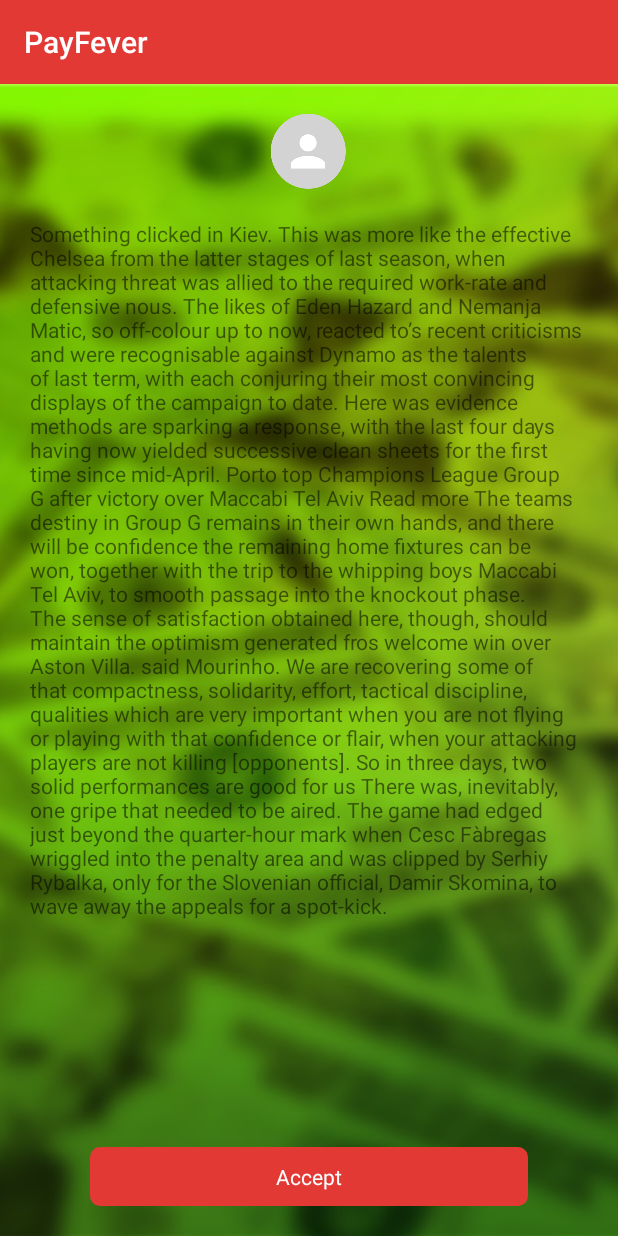
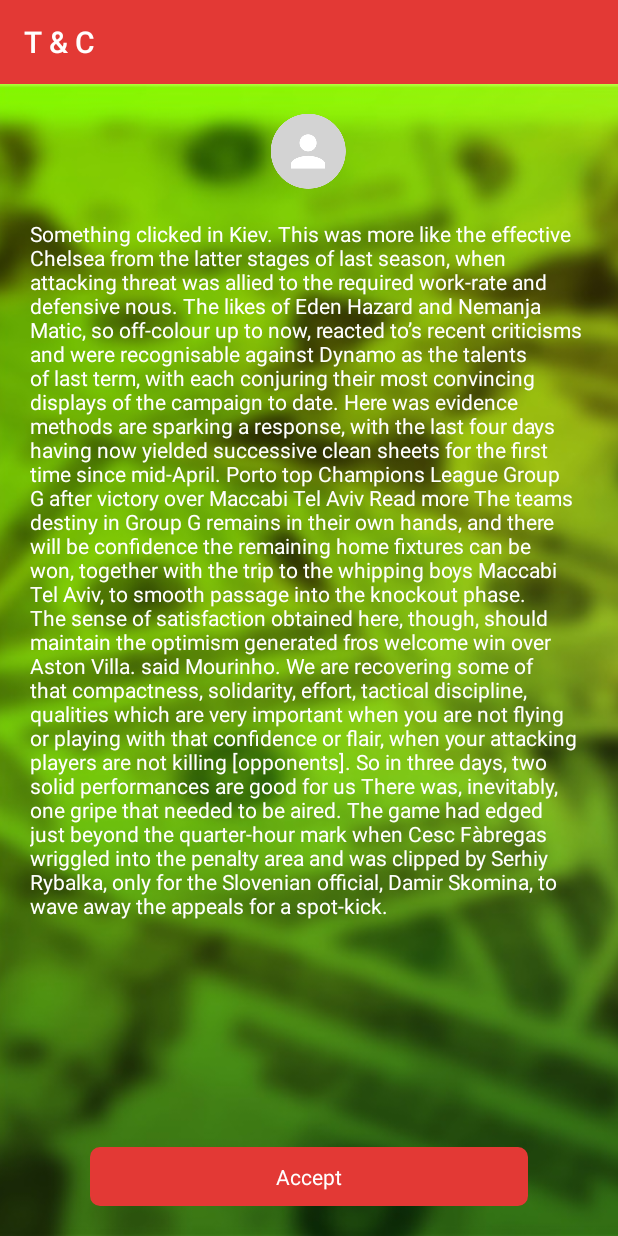
Before and after one commit to thinkmobiles/PayFever, an Android app: the fragment TermsConditionsFragment placed in its activity, on a phone screen of 412 x 824 dp. Run offline under Robolectric (Android 15) with nearby library versions, the phone set to English and light mode, and no system bars; libraries missing offline, so code that uses them is left out: com.google.i18n.phonenumbers, com.parse, rx.android.schedulers, rx.schedulers, rx.subscriptions; 2 statements that could not run were skipped.

Commit message:
change some design

```diff
--- a/app/src/main/java/com/payfever/presentation/fragment/terms_and_conditions/TermsConditionsPresenterImpl.java
+++ b/app/src/main/java/com/payfever/presentation/fragment/terms_and_conditions/TermsConditionsPresenterImpl.java
@@ -24,6 +24,7 @@ public final class TermsConditionsPresenterImpl implements TermsConditionsPresen
     @Override
     public void setView(TermsConditionsView _view) {
         mView = _view;
+        mView.setTitle();
     }
 
     @Override
--- a/app/src/main/res/color/alertdialog_text_selector.xml
+++ b/app/src/main/res/color/alertdialog_text_selector.xml
@@ -1,6 +1,6 @@
 <?xml version="1.0" encoding="utf-8"?>
 <selector xmlns:android="http://schemas.android.com/apk/res/android">
-    <item android:color="@color/colorAccent"
+    <item android:color="@color/colorPrimary"
         android:state_pressed="true" />
     <item android:color="@color/skip_contact_color_dialog_button" />
 </selector>
--- a/app/src/main/res/layout/fragment_terms_and_conditions.xml
+++ b/app/src/main/res/layout/fragment_terms_and_conditions.xml
@@ -30,6 +30,7 @@
             android:layout_marginLeft="@dimen/terms_and_conditions_text_margin"
             android:layout_marginRight="@dimen/terms_and_conditions_text_margin"
             android:textSize="@dimen/terms_and_conditions_text_size"
+            android:textColor="@android:color/white"
             android:text="@string/terms_and_conditions_text"/>
 
         <TextView
--- a/app/src/main/res/values/colors.xml
+++ b/app/src/main/res/values/colors.xml
@@ -8,11 +8,11 @@
     <color name="invite_contact_disable">#cfd0d2</color>
     <color name="skip_contact_color">#FF4B95CB</color>
     <color name="skip_contact_color_selected">#FF0C67A9</color>
-    <color name="skip_contact_color_dialog_background">#72865c</color>
-    <color name="skip_contact_color_dialog_button">#d6f7b2</color>
-    <color name="direct_sent_out_HMN">#FFBCBCBC</color>
-    <color name="pending_HMN">#FFDEDEDE</color>
-    <color name="expired_HMN">#FFF3F3F3</color>
+    <color name="skip_contact_color_dialog_background">#106bae</color>
+    <color name="skip_contact_color_dialog_button">#FF66B9F5</color>
+    <color name="direct_sent_out_HMN">#FF00A551</color>
+    <color name="pending_HMN">#FF8ECF6D</color>
+    <color name="expired_HMN">#FFDAE692</color>
     <color name="checkbox_selected">#12a342</color>
     <color name="fab_color">@color/colorPrimary</color>
     <color name="color_log_in_uncheked">#4b95cc</color>
--- a/app/src/main/res/values/dimens.xml
+++ b/app/src/main/res/values/dimens.xml
@@ -8,14 +8,14 @@
     <dimen name="contact_avatar_margin_right">10dp</dimen>
     <dimen name="contact_avatar_margin_vertical">5dp</dimen>
     <dimen name="app_item_text_margin">10dp</dimen>
-    <dimen name="app_invite_text_margin">5dp</dimen>
+    <dimen name="app_invite_text_margin">10dp</dimen>
     <dimen name="app_invite_text_padding_width">30dp</dimen>
     <dimen name="app_invite_text_padding_height">5dp</dimen>
     <dimen name="app_invite_text_size">20sp</dimen>
     <dimen name="app_linerlayout_contact_margin">10dp</dimen>
     <dimen name="register_edge_margin">32dp</dimen>
     <dimen name="register_top_margin">64dp</dimen>
-    <dimen name="simple_margin">8dp</dimen>
+    <dimen name="simple_margin">15dp</dimen>
     <dimen name="simple_padding">8dp</dimen>
     <dimen name="half_simple_margin">4dp</dimen>
     <dimen name="half_simple_padding">4dp</dimen>
--- a/app/src/main/res/values/styles.xml
+++ b/app/src/main/res/values/styles.xml
@@ -79,6 +79,7 @@
         <item name="android:layout_alignParentBottom">true</item>
         <item name="android:layout_marginLeft">@dimen/app_linerlayout_contact_margin</item>
         <item name="android:layout_marginRight">@dimen/app_linerlayout_contact_margin</item>
+        <item name="android:layout_marginBottom">@dimen/app_linerlayout_contact_margin</item>
     </style>
 
     <style name="ContactSkipInviteTextView">
```
